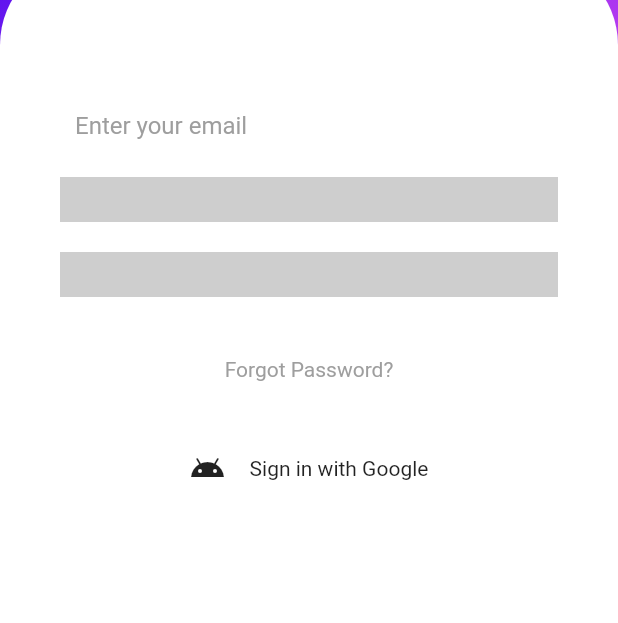
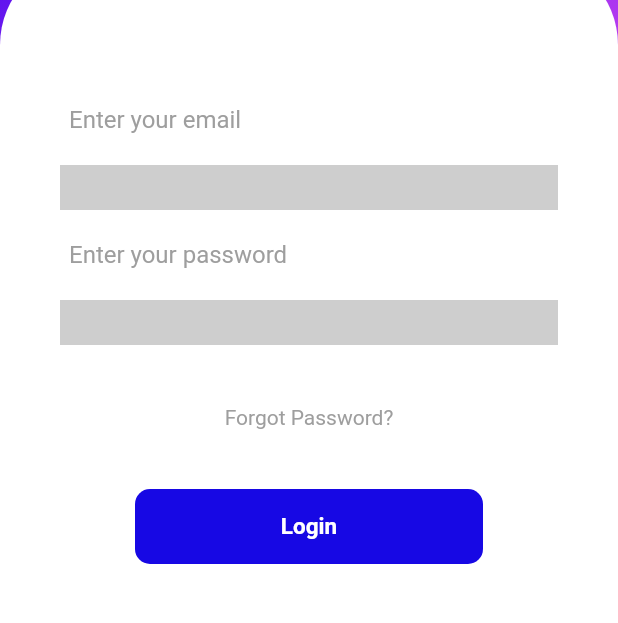
Before and after one commit to aakashsahh/Sapati-app-, a Flutter app: the screen it shows after launch, on a phone screen of 412 x 824 dp, the part 342-965 px from its top. Run offline on Flutter 3.47's test engine with Material 2 defaults, Android fonts, the phone set to English and light mode, and no system bars.

Commit message:
change in login button

```diff
--- a/lib/Button.dart
+++ b/lib/Button.dart
@@ -7,36 +7,20 @@ class Button extends StatelessWidget {
 
   @override
   Widget build(BuildContext context) {
-    return InkWell(
-      onTap: () {},
-      child: Ink(
-        color: Color.fromARGB(255, 104, 105, 107),
-        child: Padding(
-          padding: EdgeInsets.all(6),
-          child: Wrap(
-            crossAxisAlignment: WrapCrossAlignment.center,
-            children: const [
-              Icon(Icons.android), // <-- Use 'Image.asset(...)' here
-              SizedBox(width: 16), Text('Sign in with Google'),
-            ],
-          ),
+    return Container(
+      height: 50,
+      margin: EdgeInsets.symmetric(horizontal: 50),
+      decoration: BoxDecoration(
+        color: Color.fromARGB(255, 23, 8, 228),
+        borderRadius: BorderRadius.circular(10),
+      ),
+      child: const Center(
+        child: Text(
+          "Login",
+          style: TextStyle(
+              color: Colors.white, fontSize: 15, fontWeight: FontWeight.bold),
         ),
       ),
     );
-    // return Container(
-    //   height: 50,
-    //   margin: EdgeInsets.symmetric(horizontal: 50),
-    //   decoration: BoxDecoration(
-    //     color: Color.fromARGB(255, 23, 8, 228),
-    //     borderRadius: BorderRadius.circular(10),
-    //   ),
-    //   child: Center(
-    //     child: Text(
-    //       "Continue ",
-    //       style: TextStyle(
-    //           color: Colors.white, fontSize: 15, fontWeight: FontWeight.bold),
-    //     ),
-    //   ),
-    // );
   }
 }
--- a/lib/InputField.dart
+++ b/lib/InputField.dart
@@ -8,9 +8,8 @@ class InputField extends StatelessWidget {
     return Column(
       children: <Widget>[
         Container(
-          padding: EdgeInsets.all(10),
+          padding: EdgeInsets.all(6),
           decoration: const BoxDecoration(
-
             border: Border(
               bottom: BorderSide(
                   width: 30.0, color: Color.fromARGB(255, 206, 206, 206)),
@@ -25,19 +24,19 @@ class InputField extends StatelessWidget {
           ),
         ),
         Container(
-            padding: const EdgeInsets.all(10),
-            decoration: const BoxDecoration(
-                border: Border(
-              bottom: BorderSide(
-                  width: 30.0, color: Color.fromARGB(255, 206, 206, 206)),
-            ))
-            //       child: const TextField(
-            //         decoration: InputDecoration(
-            //             hintText: "Enter your password",
-            //             hintStyle: TextStyle(color: Colors.grey),
-            //             border: InputBorder.none),
-            // ),
-            ),
+          padding: const EdgeInsets.all(6),
+          decoration: const BoxDecoration(
+              border: Border(
+            bottom: BorderSide(
+                width: 30.0, color: Color.fromARGB(255, 206, 206, 206)),
+          )),
+          child: const TextField(
+            decoration: InputDecoration(
+                hintText: "Enter your password",
+                hintStyle: TextStyle(color: Colors.grey),
+                border: InputBorder.none),
+          ),
+        ),
       ],
     );
   }
```
